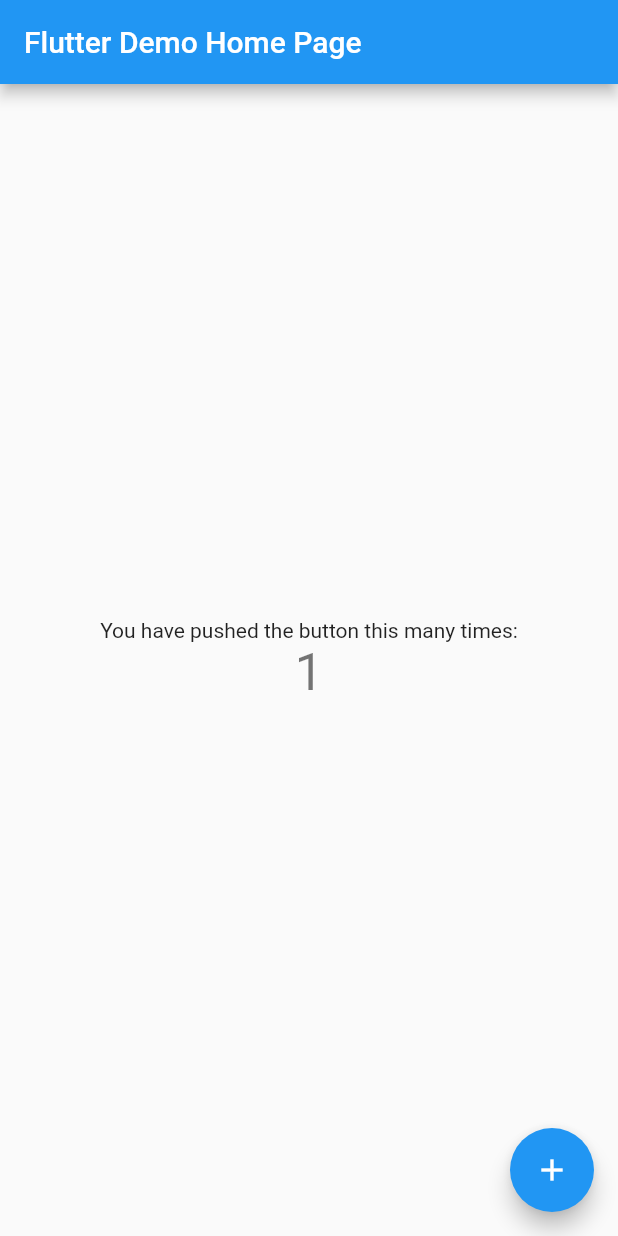
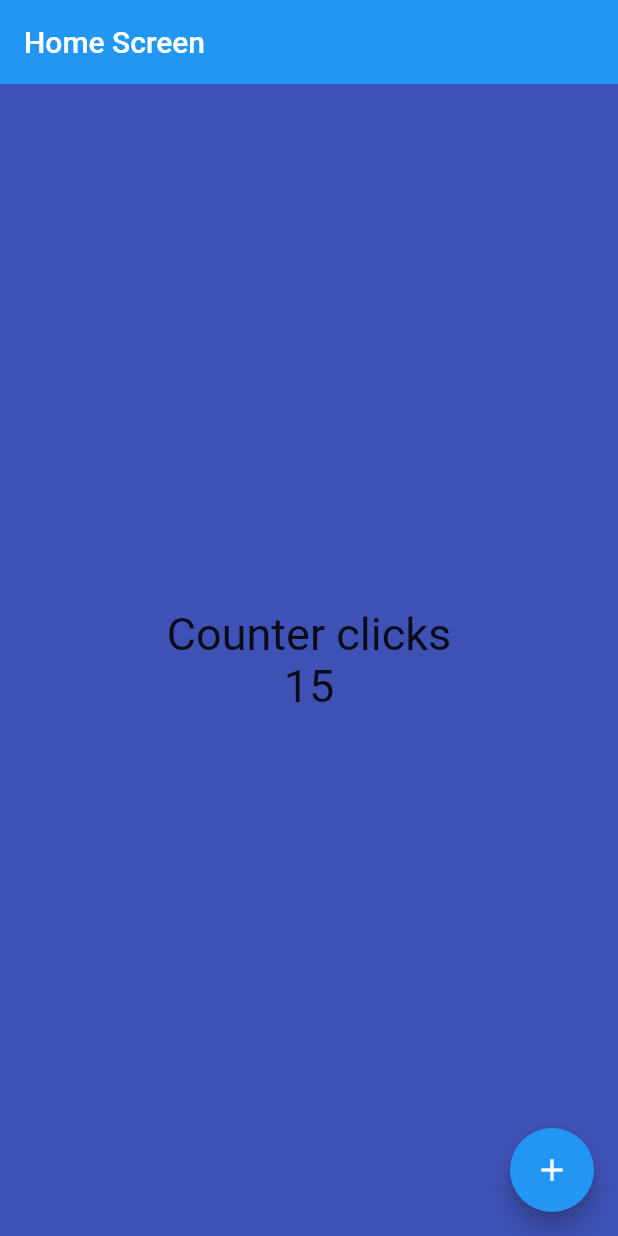
Before and after one commit to edescalona/flutter, a Flutter app: the screen it shows after launch, after a tap on the "add" icon, on a phone screen of 412 x 824 dp. Run offline on Flutter 3.47's test engine with Material 2 defaults, Android fonts, the phone set to English and light mode, and no system bars.

Commit message:
[IMP] Mi primera APP Flutter

```diff
--- a/counter_app/lib/main.dart
+++ b/counter_app/lib/main.dart
@@ -1,115 +1,25 @@
+/* Importaciones propias de Flutter */
 import 'package:flutter/material.dart';
 
-void main() {
+/* Importaciones de terceros */
+
+/* Importaciones propias */
+import 'package:counter_app/screens/home_screen.dart';
+
+void main(){
   runApp(const MyApp());
 }
 
-class MyApp extends StatelessWidget {
+class MyApp extends StatelessWidget{
   const MyApp({super.key});
 
-  // This widget is the root of your application.
-  @override
-  Widget build(BuildContext context) {
-    return MaterialApp(
-      title: 'Flutter Demo',
-      theme: ThemeData(
-        // This is the theme of your application.
-        //
-        // Try running your application with "flutter run". You'll see the
-        // application has a blue toolbar. Then, without quitting the app, try
-        // changing the primarySwatch below to Colors.green and then invoke
-        // "hot reload" (press "r" in the console where you ran "flutter run",
-        // or simply save your changes to "hot reload" in a Flutter IDE).
-        // Notice that the counter didn't reset back to zero; the application
-        // is not restarted.
-        primarySwatch: Colors.blue,
-      ),
-      home: const MyHomePage(title: 'Flutter Demo Home Page'),
-    );
-  }
-}
-
-class MyHomePage extends StatefulWidget {
-  const MyHomePage({super.key, required this.title});
-
-  // This widget is the home page of your application. It is stateful, meaning
-  // that it has a State object (defined below) that contains fields that affect
-  // how it looks.
-
-  // This class is the configuration for the state. It holds the values (in this
-  // case the title) provided by the parent (in this case the App widget) and
-  // used by the build method of the State. Fields in a Widget subclass are
-  // always marked "final".
-
-  final String title;
-
-  @override
-  State<MyHomePage> createState() => _MyHomePageState();
-}
-
-class _MyHomePageState extends State<MyHomePage> {
-  int _counter = 0;
-
-  void _incrementCounter() {
-    setState(() {
-      // This call to setState tells the Flutter framework that something has
-      // changed in this State, which causes it to rerun the build method below
-      // so that the display can reflect the updated values. If we changed
-      // _counter without calling setState(), then the build method would not be
-      // called again, and so nothing would appear to happen.
-      _counter++;
-    });
-  }
 
   @override
   Widget build(BuildContext context) {
-    // This method is rerun every time setState is called, for instance as done
-    // by the _incrementCounter method above.
-    //
-    // The Flutter framework has been optimized to make rerunning build methods
-    // fast, so that you can just rebuild anything that needs updating rather
-    // than having to individually change instances of widgets.
-    return Scaffold(
-      appBar: AppBar(
-        // Here we take the value from the MyHomePage object that was created by
-        // the App.build method, and use it to set our appbar title.
-        title: Text(widget.title),
-      ),
-      body: Center(
-        // Center is a layout widget. It takes a single child and positions it
-        // in the middle of the parent.
-        child: Column(
-          // Column is also a layout widget. It takes a list of children and
-          // arranges them vertically. By default, it sizes itself to fit its
-          // children horizontally, and tries to be as tall as its parent.
-          //
-          // Invoke "debug painting" (press "p" in the console, choose the
-          // "Toggle Debug Paint" action from the Flutter Inspector in Android
-          // Studio, or the "Toggle Debug Paint" command in Visual Studio Code)
-          // to see the wireframe for each widget.
-          //
-          // Column has various properties to control how it sizes itself and
-          // how it positions its children. Here we use mainAxisAlignment to
-          // center the children vertically; the main axis here is the vertical
-          // axis because Columns are vertical (the cross axis would be
-          // horizontal).
-          mainAxisAlignment: MainAxisAlignment.center,
-          children: <Widget>[
-            const Text(
-              'You have pushed the button this many times:',
-            ),
-            Text(
-              '$_counter',
-              style: Theme.of(context).textTheme.headlineMedium,
-            ),
-          ],
-        ),
-      ),
-      floatingActionButton: FloatingActionButton(
-        onPressed: _incrementCounter,
-        tooltip: 'Increment',
-        child: const Icon(Icons.add),
-      ), // This trailing comma makes auto-formatting nicer for build methods.
+    return const MaterialApp(
+      debugShowCheckedModeBanner: false,
+      home: HomeScreen(),
     );
   }
+
 }
--- /dev/null
+++ b/counter_app/lib/screens/home_screen.dart
@@ -0,0 +1,34 @@
+import 'package:flutter/material.dart';
+
+class HomeScreen extends StatelessWidget {
+  const HomeScreen({super.key});
+
+  @override
+  Widget build(BuildContext context) {
+    const fontSize30 = TextStyle(fontSize: 30);
+
+    return Scaffold(
+      appBar: AppBar(
+        title: const Text("Home Screen"),
+        elevation: 0,
+      ),
+      backgroundColor: Colors.indigo,
+      body: Center(
+        child: Column(
+          mainAxisAlignment: MainAxisAlignment.center,
+          children: const <Widget>[
+            Text('Counter clicks', style: fontSize30),
+            Text('15', style: fontSize30),
+          ],
+        ),
+      ),
+      //floatingActionButtonLocation: FloatingActionButtonLocation.centerTop,
+      floatingActionButton: FloatingActionButton(
+        child: const Icon(Icons.add),
+        onPressed: () {
+            print("Hola mundo");
+        },
+      ),
+    );
+  }
+}
```
